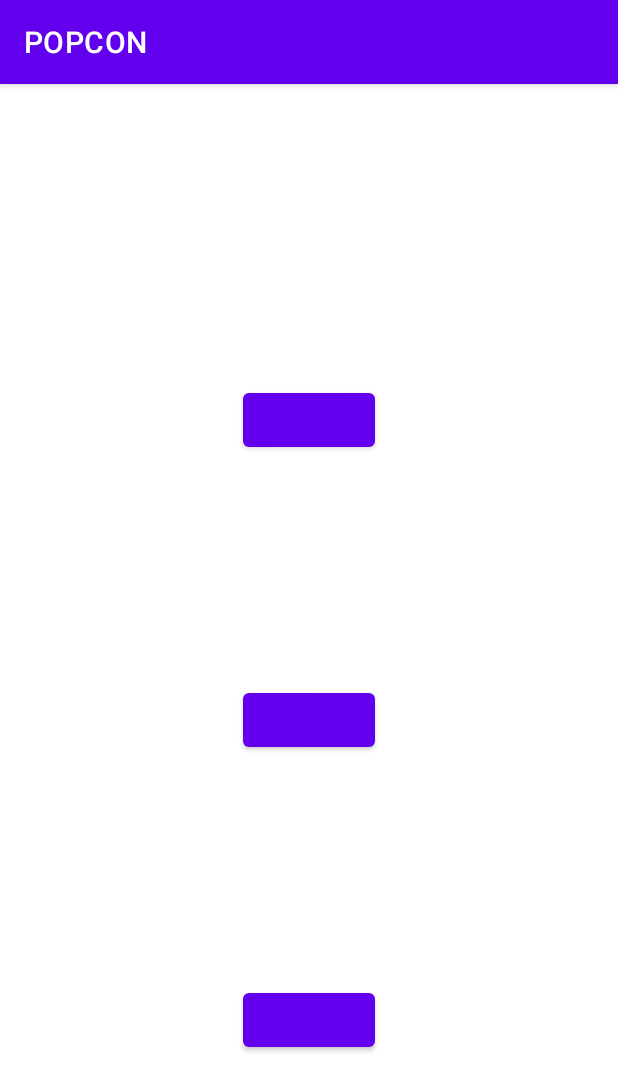
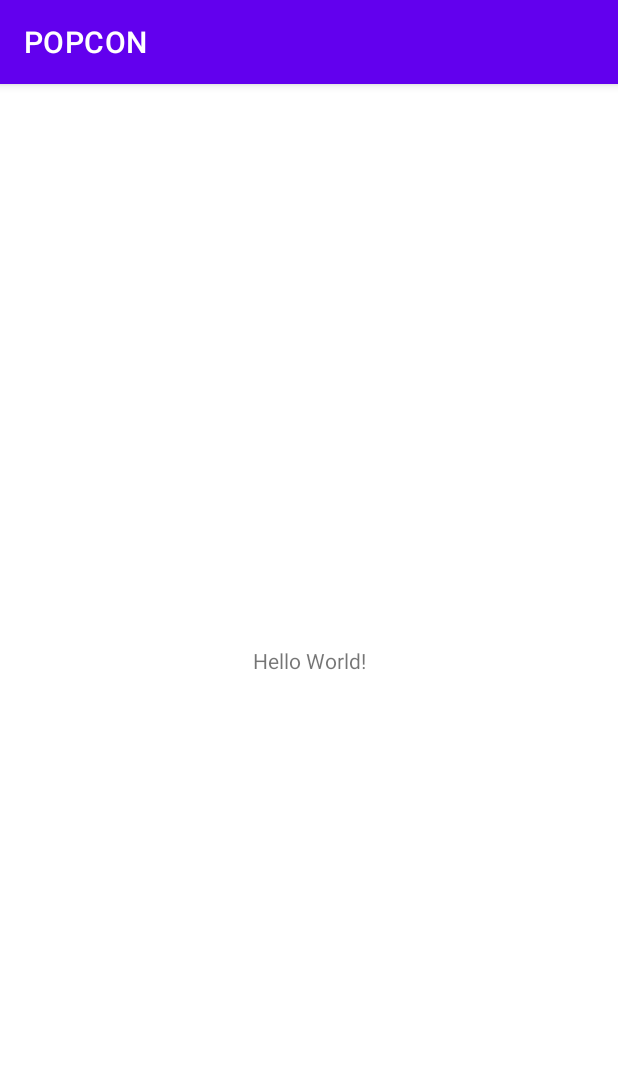
Before and after one commit to bo-gyeong/POPCON, an Android app: the screen it shows after launch (MainActivity), on a phone screen of 412 x 824 dp. Shown: the top 1091 px of the screen. Run offline under Robolectric (Android 15) with nearby library versions, the phone set to English and light mode, and no system bars.

Commit message:
Revert "Merge branch 'jiwonhwang' into 'main'"
This reverts merge request !1

```diff
--- a/android/POPCON/app/src/main/java/com/example/popcon/MainActivity.kt
+++ b/android/POPCON/app/src/main/java/com/example/popcon/MainActivity.kt
@@ -7,7 +7,5 @@ class MainActivity : AppCompatActivity() {
     override fun onCreate(savedInstanceState: Bundle?) {
         super.onCreate(savedInstanceState)
         setContentView(R.layout.activity_main)
-
-
     }
 }
--- a/android/POPCON/app/src/main/res/layout/activity_main.xml
+++ b/android/POPCON/app/src/main/res/layout/activity_main.xml
@@ -6,37 +6,13 @@
     android:layout_height="match_parent"
     tools:context=".MainActivity">
 
-    <Button
-        android:id="@+id/kakaoLogin"
-        android:layout_marginTop="200dp"
+    <TextView
         android:layout_width="wrap_content"
         android:layout_height="wrap_content"
+        android:text="Hello World!"
+        app:layout_constraintBottom_toBottomOf="parent"
         app:layout_constraintEnd_toEndOf="parent"
         app:layout_constraintStart_toStartOf="parent"
-        app:layout_constraintTop_toTopOf="parent">
-
-    </Button>
-
-    <Button
-        android:id="@+id/naverLogin"
-        android:layout_marginTop="200dp"
-        android:layout_width="wrap_content"
-        android:layout_height="wrap_content"
-        app:layout_constraintEnd_toEndOf="parent"
-        app:layout_constraintStart_toStartOf="parent"
-        app:layout_constraintTop_toTopOf="@id/kakaoLogin">
-
-    </Button>
-
-    <Button
-        android:id="@+id/nonymousLogin"
-        android:layout_marginTop="200dp"
-        android:layout_width="wrap_content"
-        android:layout_height="wrap_content"
-        app:layout_constraintEnd_toEndOf="parent"
-        app:layout_constraintStart_toStartOf="parent"
-        app:layout_constraintTop_toTopOf="@id/naverLogin">
-
-    </Button>
+        app:layout_constraintTop_toTopOf="parent" />
 
 </androidx.constraintlayout.widget.ConstraintLayout>
```
Also changed, not shown: 1 other file.
